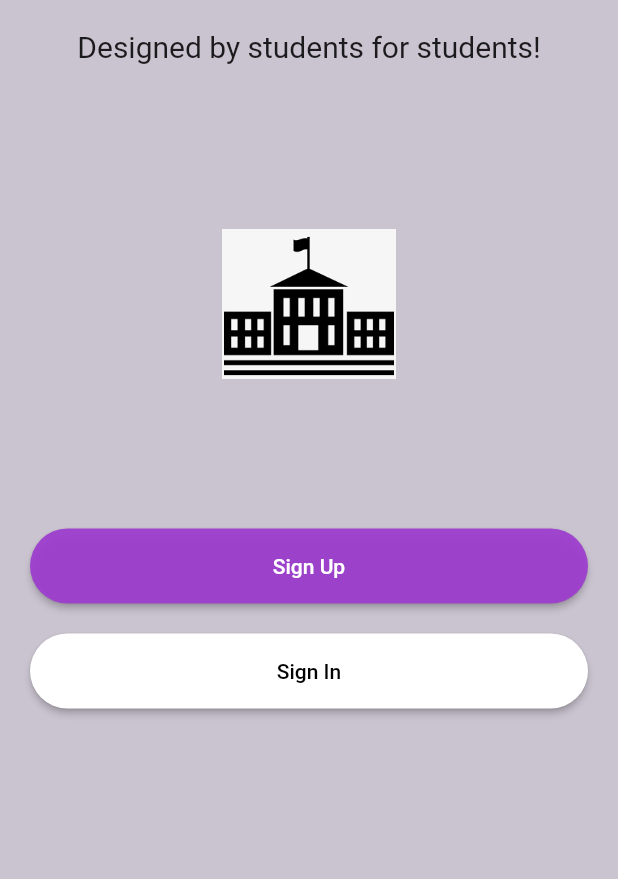
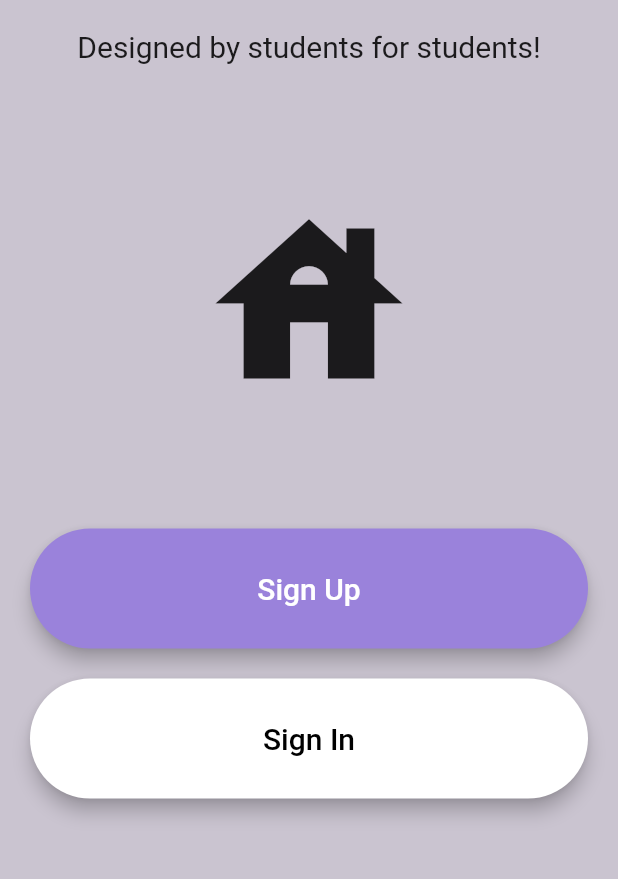
Before and after one commit to Athanasiosvaris/United, a Flutter app: the screen it shows after launch, on a phone screen of 412 x 824 dp, the part 151-1030 px from its top. Run offline on Flutter 3.47's test engine with Material 2 defaults, Android fonts, the phone set to English and light mode, and no system bars.

Commit message:
Improved the main page

```diff
--- a/lib/main.dart
+++ b/lib/main.dart
@@ -20,7 +20,7 @@ class United extends StatelessWidget {
       // theme: ThemeData(primarySwatch: Colors.amber),
       theme: ThemeData().copyWith(
           colorScheme: ThemeData().colorScheme.copyWith(
-                primary: const Color.fromARGB(1, 202, 196, 208),
+                primary: const Color.fromARGB(255, 202, 196, 208),
               )),
 
       /// Arxikopoihsh ths arxikis thonis ths efarmogis mas (TaskListScreen)
@@ -83,29 +83,29 @@ class _Firstscreen extends State<Firstscreen> {
                       'Designed by students for students!',
                       style: TextStyle(fontSize: 20),
                     )),
-                const SizedBox(
-                  //Etsi vazo empty space
-                  height: 100,
-                ),
-                Image.asset(
-                  'assets/images/uni.png',
-                  height: 100.0,
-                ),
-                const SizedBox(
-                  //Etsi vazo empty space
-                  height: 100,
+                Container(
+                  height: 300.00,
+                  alignment: Alignment.center,
+                  padding: const EdgeInsets.all(10),
+                  child: const Icon(
+                    Icons.house,
+                    size: 150,
+                  ),
                 ),
                 Container(
-                    height: 50,
+                    height: 80,
                     padding: const EdgeInsets.fromLTRB(10, 0, 10, 0),
                     child: ElevatedButton(
                       style: ElevatedButton.styleFrom(
-                          shape: const StadiumBorder(),
-                          backgroundColor:
-                              const Color.fromARGB(238, 157, 61, 206)),
+                        elevation: 5,
+                        shape: const StadiumBorder(),
+                        backgroundColor:
+                            const Color.fromARGB(255, 154, 130, 219),
+                      ),
                       child: const Text(
                         'Sign Up',
                         style: TextStyle(
+                          fontSize: 20,
                           color: Colors.white,
                         ),
                       ),
@@ -121,10 +121,11 @@ class _Firstscreen extends State<Firstscreen> {
                   height: 20,
                 ),
                 Container(
-                    height: 50,
+                    height: 80,
                     padding: const EdgeInsets.fromLTRB(10, 0, 10, 0),
                     child: ElevatedButton(
                         style: ElevatedButton.styleFrom(
+                            elevation: 5,
                             shape:
                                 const StadiumBorder(), //Etsi kano to button rechtangle with circular
                             backgroundColor:
@@ -132,6 +133,7 @@ class _Firstscreen extends State<Firstscreen> {
                         child: const Text(
                           'Sign In',
                           style: TextStyle(
+                            fontSize: 20,
                             color: Colors.black,
                           ),
                         ),
--- a/lib/signin_page.dart
+++ b/lib/signin_page.dart
@@ -112,7 +112,7 @@ class _SignInPage extends State<SignInPage> {
                       // ignore: prefer_const_constructors
                       fillColor: Color.fromARGB(255, 255, 255, 255),
                       hintText: 'Password',
-                      hintStyle: TextStyle(color: Colors.black),
+                      hintStyle: const TextStyle(color: Colors.black),
                       focusedBorder: OutlineInputBorder(
                         borderSide: const BorderSide(
                             color: Color.fromARGB(255, 255, 255, 255)),
@@ -148,7 +148,7 @@ class _SignInPage extends State<SignInPage> {
                       Navigator.push(
                           context,
                           MaterialPageRoute(
-                              builder: (context) => SignUpPage()));
+                              builder: (context) => const SignUpPage()));
                     },
                     child: const Text('here'),
                   ),
@@ -213,7 +213,7 @@ class _SignInPage extends State<SignInPage> {
                               Navigator.push(
                                   context,
                                   MaterialPageRoute(
-                                      builder: (context) => SignUpPage()));
+                                      builder: (context) => const SignUpPage()));
                             }))
                   ],
                 )
--- a/lib/signup_page.dart
+++ b/lib/signup_page.dart
@@ -1,6 +1,5 @@
 import 'package:flutter/material.dart';
 import 'package:united/signin_page.dart';
-import 'main.dart';
 
 class SignUpPage extends StatefulWidget {
   const SignUpPage({Key? key}) : super(key: key);
```
